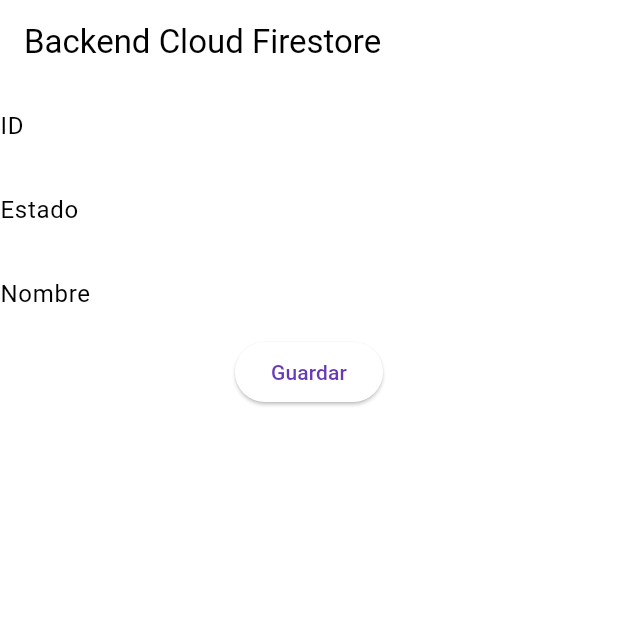
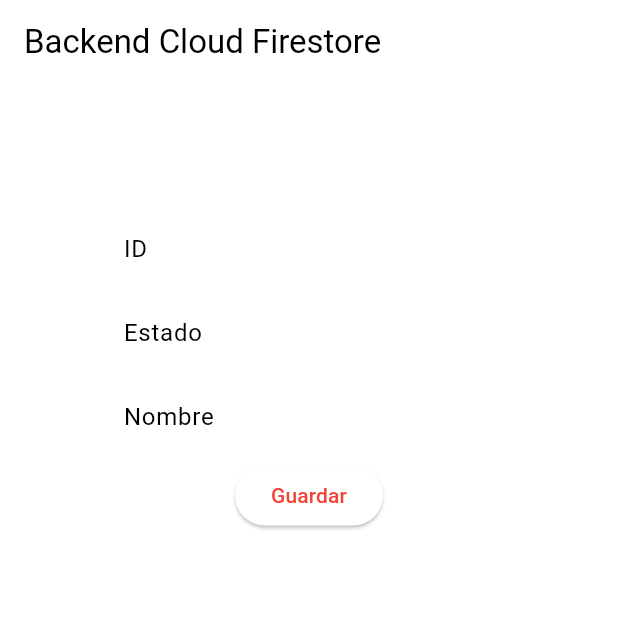
Before and after one commit to Willian0107/eval2_sis21b, a Flutter app: the screen it shows after launch, on a phone screen of 412 x 824 dp, the top half of it. Run offline on Flutter 3.47's test engine with Material 2 defaults, Android fonts, the phone set to English and light mode, and no system bars; our stand-ins replace cloud_firestore, firebase_core; accounts and stored records are empty.

Commit message:
Cambio de color y padding del Formulario

```diff
--- a/lib/main.dart
+++ b/lib/main.dart
@@ -19,7 +19,7 @@ class MyApp extends StatelessWidget {
       debugShowCheckedModeBanner: false,
       title: 'Crud Firebase',
       theme: ThemeData(
-        colorScheme: ColorScheme.fromSwatch(primarySwatch: Colors.deepPurple),
+        colorScheme: ColorScheme.fromSwatch(primarySwatch: Colors.red),
         useMaterial3: true,
       ),
       home: const MyHomePage(title: 'Backend Cloud Firestore'),
@@ -42,7 +42,10 @@ class MyForm extends StatelessWidget {
 
   @override
   Widget build(BuildContext context) {
-    return Column(
+    return Padding(
+      padding: EdgeInsets.all(
+          MediaQuery.of(context).size.width * 0.2), // Agrega un padding del 20%
+      child: Column(
         children: [
           TextFormField(
             controller: idController,
@@ -57,10 +60,11 @@ class MyForm extends StatelessWidget {
             decoration: InputDecoration(labelText: 'Nombre'),
           ),
           ElevatedButton(
-          onPressed: _guardarDatos, // Llama a la función para guardar los datos
+            onPressed: _guardarDatos,
             child: Text('Guardar'),
           ),
         ],
+      ),
     );
   }
 }
```
Lines whose indentation alone changed are shown as unchanged.
